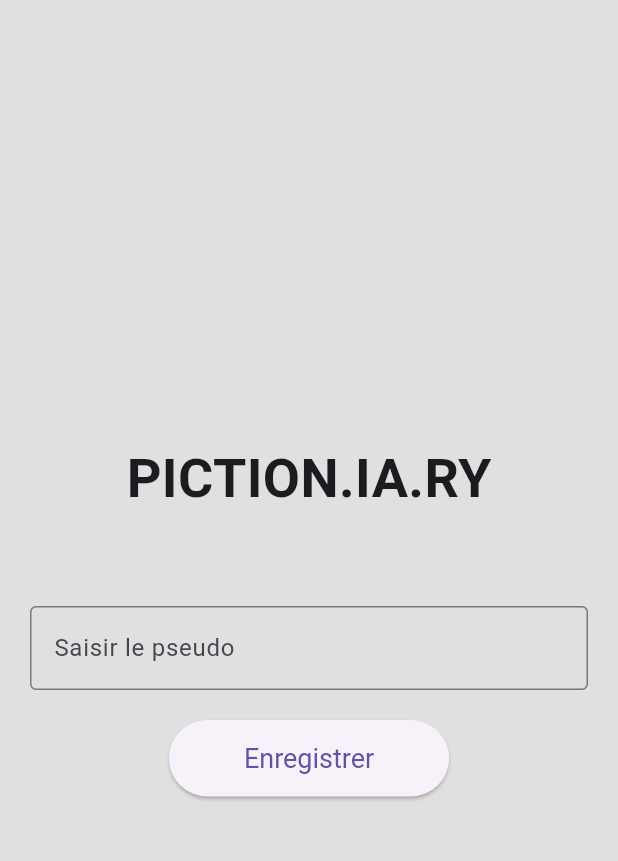
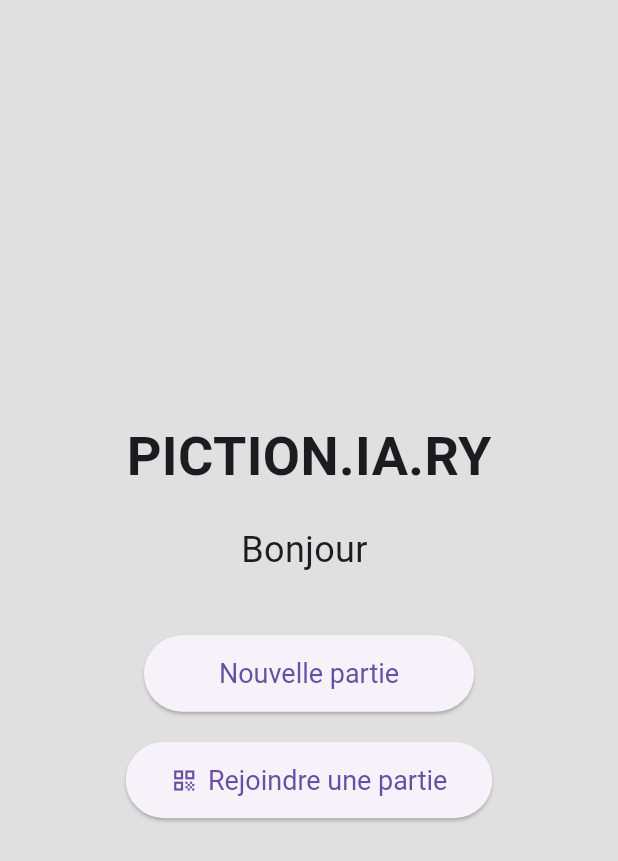
Before and after one commit to dimitri-perriet/piction_ia_ry, a Flutter app: the screen it shows after launch, on a phone screen of 412 x 824 dp. Shown: the top 861 px of the screen. Run offline on Flutter 3.47's test engine with Material 3 defaults, Android fonts, the phone set to English and light mode, and no system bars.

Commit message:
Page de dashboard

```diff
--- a/lib/main.dart
+++ b/lib/main.dart
@@ -1,5 +1,7 @@
 import 'package:flutter/material.dart';
 import 'ui/screens/loginscreen.dart';
+import 'ui/screens/dashboard.dart';
+
 
 void main() {
   runApp(const MyApp());
@@ -15,7 +17,7 @@ class MyApp extends StatelessWidget {
       theme: ThemeData(
         primarySwatch: Colors.blue,
       ),
-      home: const LoginScreen(),
+      home: const DashboardScreen(),
     );
   }
 }
--- /dev/null
+++ b/lib/ui/screens/dashboard.dart
@@ -0,0 +1,57 @@
+import 'package:flutter/material.dart';
+
+class DashboardScreen extends StatelessWidget {
+  const DashboardScreen({Key? key}) : super(key: key);
+
+  @override
+  Widget build(BuildContext context) {
+    return Scaffold(
+      backgroundColor: Colors.grey[300],
+      body: Center(
+        child: Column(
+          mainAxisAlignment: MainAxisAlignment.center,
+          children: [
+            const Text(
+              'PICTION.IA.RY',
+              style: TextStyle(
+                fontSize: 36,
+                fontWeight: FontWeight.bold,
+              ),
+            ),
+            const SizedBox(height: 20),
+            const Text(
+              'Bonjour ',
+              style: TextStyle(
+                fontSize: 24,
+                fontWeight: FontWeight.normal,
+              ),
+            ),
+            const SizedBox(height: 40),
+            ElevatedButton(
+              onPressed: () {
+
+              },
+              style: ElevatedButton.styleFrom(
+                padding: const EdgeInsets.symmetric(horizontal: 50, vertical: 15),
+                textStyle: const TextStyle(fontSize: 18),
+              ),
+              child: const Text('Nouvelle partie'),
+            ),
+            const SizedBox(height: 20),
+            ElevatedButton.icon(
+              onPressed: () {
+
+              },
+              style: ElevatedButton.styleFrom(
+                padding: const EdgeInsets.symmetric(horizontal: 30, vertical: 15),
+                textStyle: const TextStyle(fontSize: 18),
+              ),
+              icon: const Icon(Icons.qr_code),
+              label: const Text('Rejoindre une partie'),
+            ),
+          ],
+        ),
+      ),
+    );
+  }
+}
```
